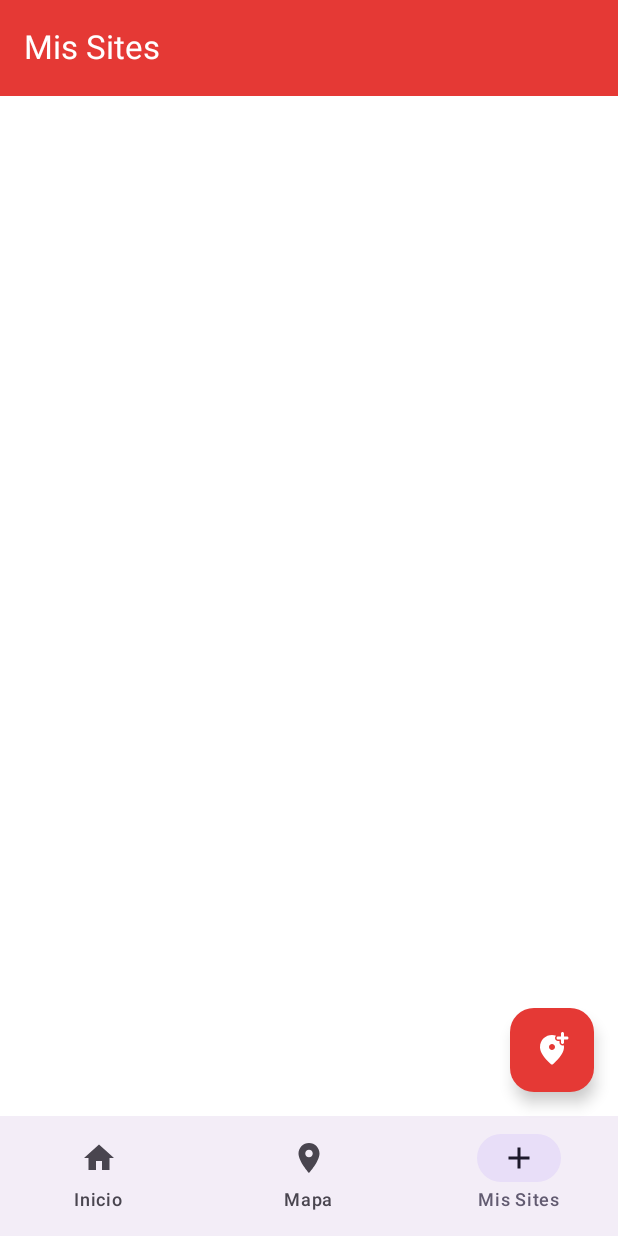
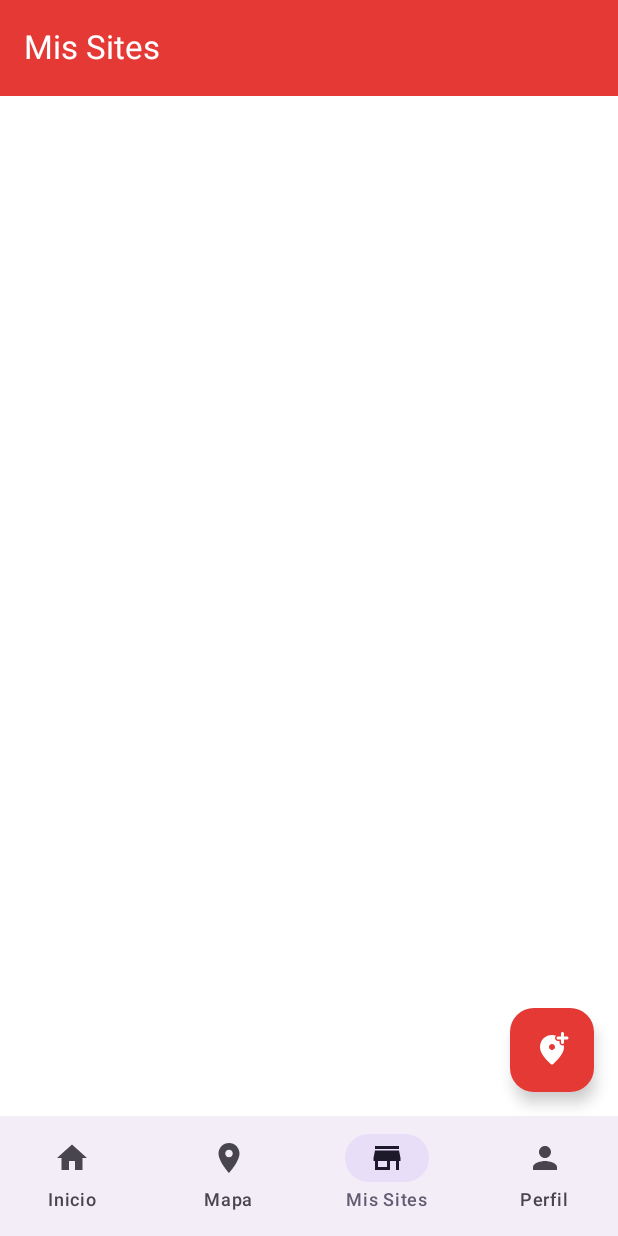
Before and after one commit to Alondradmm/NewSitesApp, an Android app built with Jetpack Compose: the HomeScreen screen opened through its navigation route, item 3 of the bottom bar chosen, on a phone screen of 412 x 824 dp. Run offline under Robolectric (Android 15) with nearby library versions, the phone set to English and light mode, and no system bars; our stand-ins replace Firebase (no records; nobody signed in at launch, a user with empty details on screens opened directly); libraries missing offline, so code that uses them is left out: me.saket.swipe; missing, so only their content is drawn: SwipeableActionsBox; Roboto replaces fonts that are not available here; 1 statement that could not run was skipped.

Commit message:
Ventana para perfil de usuario

```diff
--- a/app/src/main/java/com/app/newsites/data/DataStoreClass.kt
+++ b/app/src/main/java/com/app/newsites/data/DataStoreClass.kt
@@ -9,7 +9,7 @@ import androidx.datastore.preferences.preferencesDataStore
 import kotlinx.coroutines.flow.Flow
 import kotlinx.coroutines.flow.map
 
-class DataStoreClass(private val context: Context) {
+class  DataStoreClass(private val context: Context) {
     // Creación del DataStore y sus variables
     companion object {
         private val LAST_LOGIN = stringPreferencesKey("last_login")
--- a/app/src/main/java/com/app/newsites/ui/navigation/AppNavigation.kt
+++ b/app/src/main/java/com/app/newsites/ui/navigation/AppNavigation.kt
@@ -8,6 +8,7 @@ import androidx.lifecycle.viewmodel.compose.viewModel
 import androidx.navigation.NavHostController
 import androidx.navigation.compose.NavHost
 import androidx.navigation.compose.composable
+import com.app.newsites.ui.screen.Perfil.PerfilScreen
 import com.app.newsites.ui.screen.home.HomeScreen
 import com.app.newsites.ui.screen.login.LoginScreen
 import com.app.newsites.ui.screen.login.LoginViewModel
@@ -33,6 +34,9 @@ fun AppNavigation(navController: NavHostController, userViewModel: LoginViewMode
         composable("home") {
             HomeScreen(navController = navController)
         }
+        composable("perfil") {
+            PerfilScreen(navController = navController, viewModel = viewModel())
+        }
         composable("register") {
             RegisterScreen(navController = navController, viewModel = viewModel())
         }
@@ -49,5 +53,6 @@ fun AppNavigation(navController: NavHostController, userViewModel: LoginViewMode
         composable("map") {
             MapScreen(navController = navController, viewModel = viewModel())
         }
+
     }
 }
--- a/app/src/main/java/com/app/newsites/ui/screen/home/HomeScreen.kt
+++ b/app/src/main/java/com/app/newsites/ui/screen/home/HomeScreen.kt
@@ -27,6 +27,8 @@ import androidx.compose.material.icons.filled.Delete
 import androidx.compose.material.icons.filled.Home
 import androidx.compose.material.icons.filled.Info
 import androidx.compose.material.icons.filled.LocationOn
+import androidx.compose.material.icons.filled.Person
+import androidx.compose.material.icons.filled.Store
 import androidx.compose.material.icons.rounded.AddLocationAlt
 import androidx.compose.material.icons.rounded.CalendarToday
 import androidx.compose.material.icons.rounded.LocationOn
@@ -118,11 +120,27 @@ fun HomeScreen(
                     },
                     icon = {
                         Icon(
-                            Icons.Default.Add,
+                            Icons.Default.Store,
                             contentDescription = "Sites"
                         )
                     },
                     label = { Text("Mis Sites") }
+                )
+                //Perfil
+                NavigationBarItem(
+                    selected = false,
+                    onClick = {
+                        navController.navigate("perfil") {
+                            popUpTo("perfil") { inclusive = true }
+                        }
+                    },
+                    icon = {
+                        Icon(
+                            Icons.Default.Person,
+                            contentDescription = "Home"
+                        )
+                    },
+                    label = { Text("Perfil") }
                 )
             }
         }
@@ -159,7 +177,7 @@ fun HomeScreen(
                         fontSize = 20.sp,
                     )
 
-                    Text(
+                    Text(//Obtener usuario
                         text = user.value["username"].toString(),
                         fontFamily = FontFamily(Font(R.font.alata)),
                         fontSize = 20.sp,
--- a/app/src/main/java/com/app/newsites/ui/screen/sites/SitesScreen.kt
+++ b/app/src/main/java/com/app/newsites/ui/screen/sites/SitesScreen.kt
@@ -20,7 +20,9 @@ import androidx.compose.material.icons.filled.Edit
 import androidx.compose.material.icons.filled.Home
 import androidx.compose.material.icons.filled.Info
 import androidx.compose.material.icons.filled.LocationOn
+import androidx.compose.material.icons.filled.Person
 import androidx.compose.material.icons.filled.Place
+import androidx.compose.material.icons.filled.Store
 import androidx.compose.material.icons.rounded.AddLocationAlt
 import androidx.compose.material3.AlertDialog
 import androidx.compose.material3.Card
@@ -119,11 +121,26 @@ fun SitesScreen(
                     },
                     icon = {
                         Icon(
-                            Icons.Default.Add,
+                            Icons.Default.Store,
                             contentDescription = "Sites"
                         )
                     },
                     label = { Text("Mis Sites") }
+                )
+                NavigationBarItem(
+                    selected = false,
+                    onClick = {
+                        navController.navigate("perfil") {
+                            popUpTo("perfil") { inclusive = true }
+                        }
+                    },
+                    icon = {
+                        Icon(
+                            Icons.Default.Person,
+                            contentDescription = "Home"
+                        )
+                    },
+                    label = { Text("Perfil") }
                 )
             }
         },
```
Also changed, not shown: app/src/main/java/com/app/newsites/ui/screen/Perfil/PerfilScreen.kt (added, +113 -0 lines), app/src/main/java/com/app/newsites/ui/screen/Perfil/PerfilViewModel.kt (added, +10 -0 lines), app/src/main/java/com/app/newsites/ui/screen/map/MapScreen.kt (+17 -0 lines).
